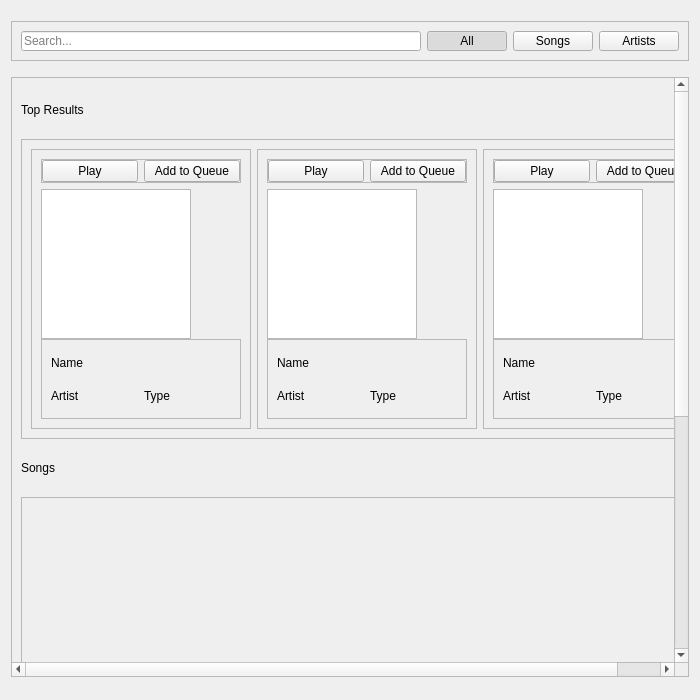
Old version of the form client/content/contentSearch.ui in the repository Nmstr/Auralium.
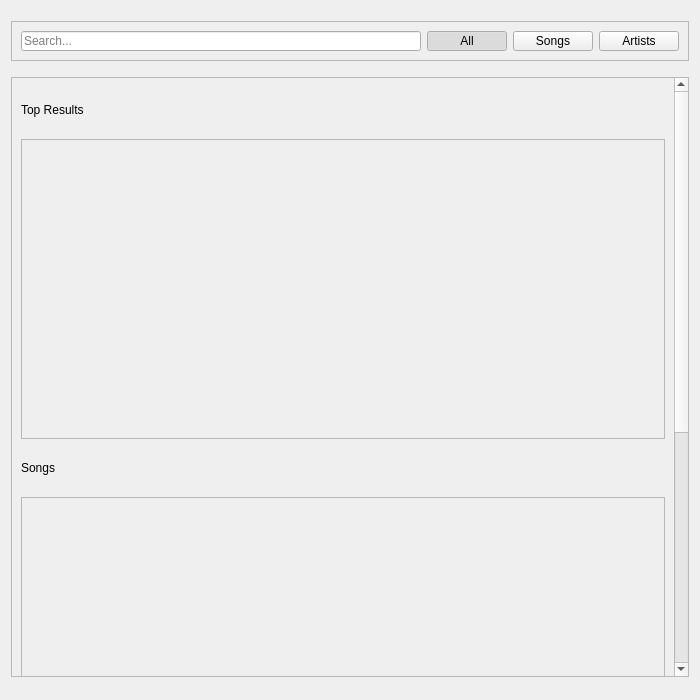
New version of the form.

Commit message: moved top result widgets into own widget

```diff
--- a/client/content/contentSearch.ui
+++ b/client/content/contentSearch.ui
@@ -118,7 +118,7 @@
        <rect>
         <x>0</x>
         <y>0</y>
-        <width>710</width>
+        <width>666</width>
         <height>1000</height>
        </rect>
       </property>
@@ -149,13 +149,7 @@
         </widget>
        </item>
        <item>
-        <widget class="QFrame" name="searchTopResults">
-         <property name="sizePolicy">
-          <sizepolicy hsizetype="Preferred" vsizetype="Preferred">
-           <horstretch>0</horstretch>
-           <verstretch>0</verstretch>
-          </sizepolicy>
-         </property>
+        <widget class="QScrollArea" name="searchTopResults">
          <property name="minimumSize">
           <size>
            <width>0</width>
@@ -168,356 +162,19 @@
            <height>300</height>
           </size>
          </property>
-         <property name="frameShape">
-          <enum>QFrame::StyledPanel</enum>
+         <property name="widgetResizable">
+          <bool>true</bool>
          </property>
-         <property name="frameShadow">
-          <enum>QFrame::Raised</enum>
-         </property>
-         <layout class="QHBoxLayout" name="horizontalLayout_3">
-          <item>
-           <widget class="QFrame" name="searchTopResults0Frame">
-            <property name="frameShape">
-             <enum>QFrame::StyledPanel</enum>
-            </property>
-            <property name="frameShadow">
-             <enum>QFrame::Raised</enum>
-            </property>
-            <layout class="QVBoxLayout" name="verticalLayout_11">
-             <item>
-              <widget class="QFrame" name="searchTopResults0ButtonsFrame">
-               <property name="frameShape">
-                <enum>QFrame::StyledPanel</enum>
-               </property>
-               <property name="frameShadow">
-                <enum>QFrame::Raised</enum>
-               </property>
-               <layout class="QHBoxLayout" name="horizontalLayout">
-                <property name="leftMargin">
-                 <number>0</number>
-                </property>
-                <property name="topMargin">
-                 <number>0</number>
-                </property>
-                <property name="rightMargin">
-                 <number>0</number>
-                </property>
-                <property name="bottomMargin">
-                 <number>0</number>
-                </property>
-                <item>
-                 <widget class="QPushButton" name="searchTopResults0Play">
-                  <property name="text">
-                   <string>Play</string>
-                  </property>
-                 </widget>
-                </item>
-                <item>
-                 <widget class="QPushButton" name="searchTopResults0AddToQueue">
-                  <property name="text">
-                   <string>Add to Queue</string>
-                  </property>
-                 </widget>
-                </item>
-               </layout>
-              </widget>
-             </item>
-             <item>
-              <widget class="QGraphicsView" name="searchTopResults0Img">
-               <property name="minimumSize">
-                <size>
-                 <width>150</width>
-                 <height>150</height>
-                </size>
-               </property>
-               <property name="maximumSize">
-                <size>
-                 <width>150</width>
-                 <height>150</height>
-                </size>
-               </property>
-               <property name="sizeIncrement">
-                <size>
-                 <width>0</width>
-                 <height>0</height>
-                </size>
-               </property>
-               <property name="verticalScrollBarPolicy">
-                <enum>Qt::ScrollBarAlwaysOff</enum>
-               </property>
-               <property name="horizontalScrollBarPolicy">
-                <enum>Qt::ScrollBarAlwaysOff</enum>
-               </property>
-               <property name="sizeAdjustPolicy">
-                <enum>QAbstractScrollArea::AdjustIgnored</enum>
-               </property>
-              </widget>
-             </item>
-             <item>
-              <widget class="QFrame" name="searchTopResults0DataFrame">
-               <property name="minimumSize">
-                <size>
-                 <width>200</width>
-                 <height>80</height>
-                </size>
-               </property>
-               <property name="frameShape">
-                <enum>QFrame::StyledPanel</enum>
-               </property>
-               <property name="frameShadow">
-                <enum>QFrame::Raised</enum>
-               </property>
-               <layout class="QGridLayout" name="gridLayout_6">
-                <item row="2" column="0">
-                 <widget class="QLabel" name="searchTopResult0Artist">
-                  <property name="text">
-                   <string>Artist</string>
-                  </property>
-                 </widget>
-                </item>
-                <item row="2" column="1">
-                 <widget class="QLabel" name="searchTopResult0Type">
-                  <property name="text">
-                   <string>Type</string>
-                  </property>
-                 </widget>
-                </item>
-                <item row="1" column="0">
-                 <widget class="QLabel" name="searchTopResult0Name">
-                  <property name="text">
-                   <string>Name</string>
-                  </property>
-                 </widget>
-                </item>
-               </layout>
-              </widget>
-             </item>
-            </layout>
-           </widget>
-          </item>
-          <item>
-           <widget class="QFrame" name="searchTopResults1Frame">
-            <property name="frameShape">
-             <enum>QFrame::StyledPanel</enum>
-            </property>
-            <property name="frameShadow">
-             <enum>QFrame::Raised</enum>
-            </property>
-            <layout class="QVBoxLayout" name="verticalLayout_12">
-             <item>
-              <widget class="QFrame" name="searchTopResults1ButtonsFrame">
-               <property name="frameShape">
-                <enum>QFrame::StyledPanel</enum>
-               </property>
-               <property name="frameShadow">
-                <enum>QFrame::Raised</enum>
-               </property>
-               <layout class="QHBoxLayout" name="horizontalLayout_2">
-                <property name="leftMargin">
-                 <number>0</number>
-                </property>
-                <property name="topMargin">
-                 <number>0</number>
-                </property>
-                <property name="rightMargin">
-                 <number>0</number>
-                </property>
-                <property name="bottomMargin">
-                 <number>0</number>
-                </property>
-                <item>
-                 <widget class="QPushButton" name="searchTopResults1Play">
-                  <property name="text">
-                   <string>Play</string>
-                  </property>
-                 </widget>
-                </item>
-                <item>
-                 <widget class="QPushButton" name="searchTopResults1AddToQueue">
-                  <property name="text">
-                   <string>Add to Queue</string>
-                  </property>
-                 </widget>
-                </item>
-               </layout>
-              </widget>
-             </item>
-             <item>
-              <widget class="QGraphicsView" name="searchTopResults1Img">
-               <property name="minimumSize">
-                <size>
-                 <width>150</width>
-                 <height>150</height>
-                </size>
-               </property>
-               <property name="maximumSize">
-                <size>
-                 <width>150</width>
-                 <height>150</height>
-                </size>
-               </property>
-               <property name="verticalScrollBarPolicy">
-                <enum>Qt::ScrollBarAlwaysOff</enum>
-               </property>
-               <property name="horizontalScrollBarPolicy">
-                <enum>Qt::ScrollBarAlwaysOff</enum>
-               </property>
-              </widget>
-             </item>
-             <item>
-              <widget class="QFrame" name="searchTopResults1DataFrame">
-               <property name="minimumSize">
-                <size>
-                 <width>200</width>
-                 <height>80</height>
-                </size>
-               </property>
-               <property name="frameShape">
-                <enum>QFrame::StyledPanel</enum>
-               </property>
-               <property name="frameShadow">
-                <enum>QFrame::Raised</enum>
-               </property>
-               <layout class="QGridLayout" name="gridLayout_7">
-                <item row="0" column="0">
-                 <widget class="QLabel" name="searchTopResult1Name">
-                  <property name="text">
-                   <string>Name</string>
-                  </property>
-                 </widget>
-                </item>
-                <item row="1" column="0">
-                 <widget class="QLabel" name="searchTopResult1Artist">
-                  <property name="text">
-                   <string>Artist</string>
-                  </property>
-                 </widget>
-                </item>
-                <item row="1" column="1">
-                 <widget class="QLabel" name="searchTopResult1Type">
-                  <property name="text">
-                   <string>Type</string>
-                  </property>
-                 </widget>
-                </item>
-               </layout>
-              </widget>
-             </item>
-            </layout>
-           </widget>
-          </item>
-          <item>
-           <widget class="QFrame" name="searchTopResults2Frame">
-            <property name="frameShape">
-             <enum>QFrame::StyledPanel</enum>
-            </property>
-            <property name="frameShadow">
-             <enum>QFrame::Raised</enum>
-            </property>
-            <layout class="QVBoxLayout" name="verticalLayout_13">
-             <item>
-              <widget class="QFrame" name="searchTopResults2ButtonsFrame">
-               <property name="frameShape">
-                <enum>QFrame::StyledPanel</enum>
-               </property>
-               <property name="frameShadow">
-                <enum>QFrame::Raised</enum>
-               </property>
-               <layout class="QHBoxLayout" name="horizontalLayout_5">
-                <property name="leftMargin">
-                 <number>0</number>
-                </property>
-                <property name="topMargin">
-                 <number>0</number>
-                </property>
-                <property name="rightMargin">
-                 <number>0</number>
-                </property>
-                <property name="bottomMargin">
-                 <number>0</number>
-                </property>
-                <item>
-                 <widget class="QPushButton" name="searchTopResults2Play">
-                  <property name="text">
-                   <string>Play</string>
-                  </property>
-                 </widget>
-                </item>
-                <item>
-                 <widget class="QPushButton" name="searchTopResults2AddToQueue">
-                  <property name="text">
-                   <string>Add to Queue</string>
-                  </property>
-                 </widget>
-                </item>
-               </layout>
-              </widget>
-             </item>
-             <item>
-              <widget class="QGraphicsView" name="searchTopResults2Img">
-               <property name="minimumSize">
-                <size>
-                 <width>150</width>
-                 <height>150</height>
-                </size>
-               </property>
-               <property name="maximumSize">
-                <size>
-                 <width>150</width>
-                 <height>150</height>
-                </size>
-               </property>
-               <property name="verticalScrollBarPolicy">
-                <enum>Qt::ScrollBarAlwaysOff</enum>
-               </property>
-               <property name="horizontalScrollBarPolicy">
-                <enum>Qt::ScrollBarAlwaysOff</enum>
-               </property>
-              </widget>
-             </item>
-             <item>
-              <widget class="QFrame" name="searchTopResults2DataFrame">
-               <property name="minimumSize">
-                <size>
-                 <width>200</width>
-                 <height>80</height>
-                </size>
-               </property>
-               <property name="frameShape">
-                <enum>QFrame::StyledPanel</enum>
-               </property>
-               <property name="frameShadow">
-                <enum>QFrame::Raised</enum>
-               </property>
-               <layout class="QGridLayout" name="gridLayout_8">
-                <item row="0" column="0">
-                 <widget class="QLabel" name="searchTopResult2Name">
-                  <property name="text">
-                   <string>Name</string>
-                  </property>
-                 </widget>
-                </item>
-                <item row="1" column="0">
-                 <widget class="QLabel" name="searchTopResult2Artist">
-                  <property name="text">
-                   <string>Artist</string>
-                  </property>
-                 </widget>
-                </item>
-                <item row="1" column="1">
-                 <widget class="QLabel" name="searchTopResult2Type">
-                  <property name="text">
-                   <string>Type</string>
-                  </property>
-                 </widget>
-                </item>
-               </layout>
-              </widget>
-             </item>
-            </layout>
-           </widget>
-          </item>
-         </layout>
+         <widget class="QWidget" name="scrollAreaWidgetContents_4">
+          <property name="geometry">
+           <rect>
+            <x>0</x>
+            <y>0</y>
+            <width>646</width>
+            <height>298</height>
+           </rect>
+          </property>
+         </widget>
         </widget>
        </item>
        <item>
```
The commit also changes 6 other files.
